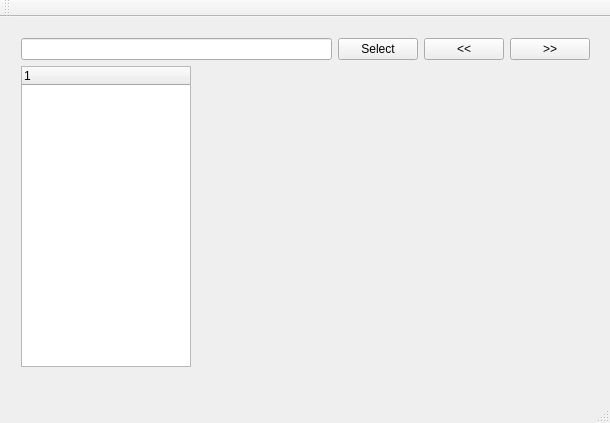
Old version of the form UAV_Viewer/uav_viewer.ui in the repository wanshy/RSImageClassify.
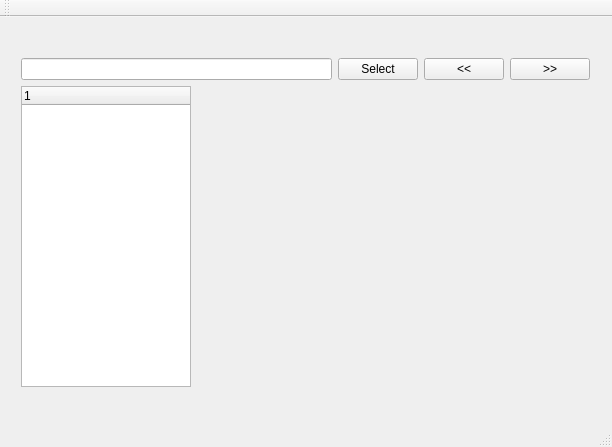
New version of the form. Custom widgets are drawn as their Qt base class.

The edit to the form file:
```diff
--- a/UAV_Viewer/uav_viewer.ui
+++ b/UAV_Viewer/uav_viewer.ui
@@ -6,8 +6,8 @@
    <rect>
     <x>0</x>
     <y>0</y>
-    <width>610</width>
-    <height>423</height>
+    <width>612</width>
+    <height>447</height>
    </rect>
   </property>
   <property name="windowTitle">
@@ -18,7 +18,7 @@
     <property name="geometry">
      <rect>
       <x>10</x>
-      <y>10</y>
+      <y>30</y>
       <width>591</width>
       <height>351</height>
      </rect>
```
Left out of the diff: 2 changed lines with no effect on the pictures.
